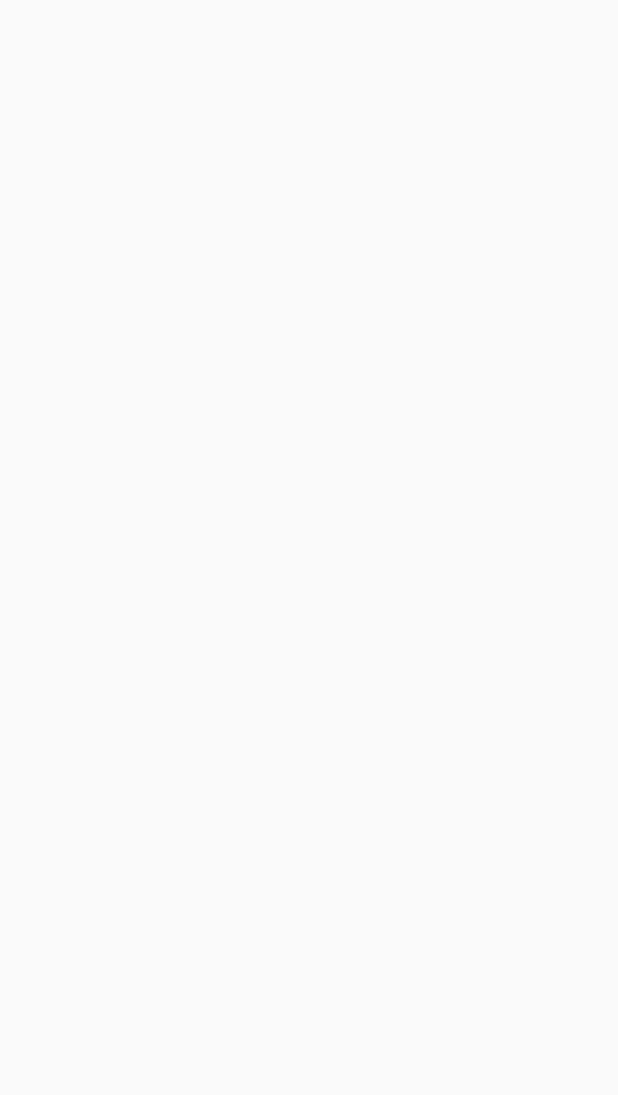
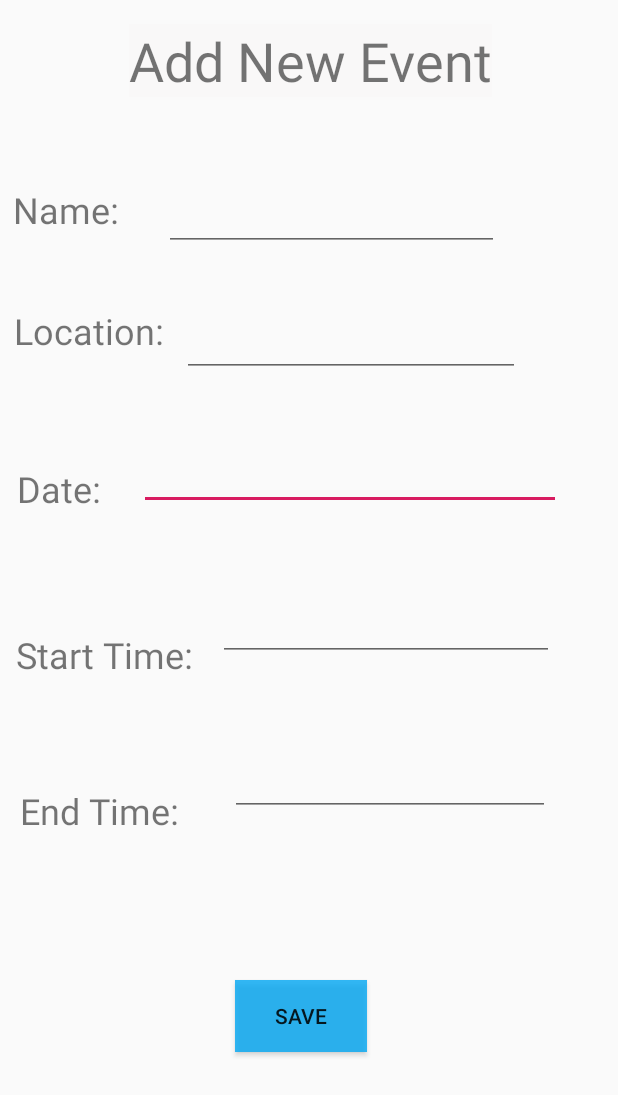
Before and after one commit to russe447/DailyJournal, an Android app: the AddEventActivity screen opened directly, with no data from a screen before it, on a phone screen of 412 x 824 dp. Before the commit the part shown is empty. Shown: the top 1095 px of the screen. Run offline under Robolectric (Android 15) with nearby library versions, the phone set to English and light mode, and no system bars.

Commit message:
added add event form

```diff
--- a/app/src/main/java/com/example/dailyjournal/AddEventActivity.kt
+++ b/app/src/main/java/com/example/dailyjournal/AddEventActivity.kt
@@ -2,29 +2,23 @@ package com.example.dailyjournal
 
 import android.content.Intent
 import android.os.Bundle
+import android.widget.Button
 import androidx.appcompat.app.AppCompatActivity
 
 class AddEventActivity : AppCompatActivity() {
 
+    private var eventSaveBtn: Button? = null
+
     override fun onCreate(savedInstanceState: Bundle?) {
         super.onCreate(savedInstanceState)
-        //setContentView(R.layout.activity_text_entry)
+        setContentView(R.layout.event_form)
 
-        imageUpload()
+        eventSaveBtn = findViewById<Button>(R.id.eventSave)
+
+        eventSaveBtn!!.setOnClickListener {
+            //TODO: Link to calendar activity and firebase
+            val eventIntent = Intent(this@AddEventActivity, HomeScreenActivity::class.java)
+            startActivity(eventIntent)
+        }
     }
-
-    private fun imageUpload() {
-
-        val imageIntent = Intent(Intent.ACTION_PICK)
-        imageIntent.type = "image/*"
-        startActivityForResult(Intent.createChooser(imageIntent, "Choose Picture"), PICK_IMAGE_REQUEST)
-
-    }
-
-    companion object {
-        private val PICK_IMAGE_REQUEST = 1000;
-    }
-
-
-
 }
--- a/app/src/main/java/com/example/dailyjournal/AddTextEntryActivity.kt
+++ b/app/src/main/java/com/example/dailyjournal/AddTextEntryActivity.kt
@@ -1,17 +1,23 @@
 package com.example.dailyjournal
 
+import android.content.Intent
 import android.os.Bundle
+import android.widget.Button
 import androidx.appcompat.app.AppCompatActivity
 
 class AddTextEntryActivity : AppCompatActivity() {
+    private var saveBtn: Button? = null
+
     override fun onCreate(savedInstanceState: Bundle?) {
         super.onCreate(savedInstanceState)
         setContentView(R.layout.activity_text_entry)
 
+        saveBtn = findViewById<Button>(R.id.saveButton)
 
-
-
+        saveBtn!!.setOnClickListener {
+            //TODO: integrate with calendar activity and firebase
+            val homeIntent = Intent(this@AddTextEntryActivity, HomeScreenActivity::class.java)
+            startActivity(homeIntent)
+        }
     }
-
-
 }
--- a/app/src/main/res/layout/activity_text_entry.xml
+++ b/app/src/main/res/layout/activity_text_entry.xml
@@ -28,7 +28,7 @@
         android:layout_marginStart="162dp"
         android:layout_marginTop="16dp"
         android:layout_marginEnd="162dp"
-        android:background="#03A9F4"
+        android:background="#CD03A9F4"
         android:text="Save"
         app:layout_constraintEnd_toEndOf="parent"
         app:layout_constraintHorizontal_bias="1.0"
--- /dev/null
+++ b/app/src/main/res/layout/event_form.xml
@@ -0,0 +1,188 @@
+<?xml version="1.0" encoding="utf-8"?>
+<androidx.constraintlayout.widget.ConstraintLayout xmlns:android="http://schemas.android.com/apk/res/android"
+    xmlns:app="http://schemas.android.com/apk/res-auto"
+    xmlns:tools="http://schemas.android.com/tools"
+    android:id="@+id/linearLayout2"
+    android:layout_width="match_parent"
+    android:layout_height="match_parent"
+    android:orientation="vertical">
+
+    <TextView
+        android:id="@+id/textView3"
+        android:layout_width="wrap_content"
+        android:layout_height="wrap_content"
+        android:layout_marginStart="85dp"
+        android:layout_marginTop="16dp"
+        android:layout_marginEnd="84dp"
+        android:background="#37F3F1F1"
+        android:text="Add New Event"
+        android:textSize="36sp"
+        app:layout_constraintEnd_toEndOf="parent"
+        app:layout_constraintStart_toStartOf="parent"
+        app:layout_constraintTop_toTopOf="parent" />
+
+    <TextView
+        android:id="@+id/textView4"
+        android:layout_width="wrap_content"
+        android:layout_height="wrap_content"
+        android:layout_marginStart="9dp"
+        android:layout_marginTop="123dp"
+        android:layout_marginEnd="333dp"
+        android:layout_marginBottom="48dp"
+        android:text="Name:"
+        android:textSize="24sp"
+        app:layout_constraintBottom_toTopOf="@+id/textView5"
+        app:layout_constraintEnd_toEndOf="parent"
+        app:layout_constraintStart_toStartOf="parent"
+        app:layout_constraintTop_toTopOf="parent" />
+
+    <TextView
+        android:id="@+id/textView5"
+        android:layout_width="wrap_content"
+        android:layout_height="wrap_content"
+        android:layout_marginStart="9dp"
+        android:layout_marginTop="48dp"
+        android:layout_marginEnd="303dp"
+        android:text="Location:"
+        android:textSize="24sp"
+        app:layout_constraintEnd_toEndOf="parent"
+        app:layout_constraintStart_toStartOf="parent"
+        app:layout_constraintTop_toBottomOf="@+id/textView4" />
+
+    <EditText
+        android:id="@+id/date"
+        android:layout_width="281dp"
+        android:layout_height="49dp"
+        android:layout_marginStart="16dp"
+        android:layout_marginTop="35dp"
+        android:layout_marginEnd="36dp"
+        android:layout_marginBottom="24dp"
+        android:ems="10"
+        android:inputType="date"
+        android:textSize="24sp"
+        app:layout_constraintBottom_toTopOf="@+id/start_time"
+        app:layout_constraintEnd_toEndOf="parent"
+        app:layout_constraintStart_toEndOf="@+id/textView6"
+        app:layout_constraintTop_toBottomOf="@+id/textView5" />
+
+    <TextView
+        android:id="@+id/textView6"
+        android:layout_width="wrap_content"
+        android:layout_height="wrap_content"
+        android:layout_marginStart="9dp"
+        android:layout_marginTop="48dp"
+        android:layout_marginEnd="8dp"
+        android:layout_marginBottom="53dp"
+        android:text="Date:"
+        android:textSize="24sp"
+        app:layout_constraintBottom_toTopOf="@+id/textView7"
+        app:layout_constraintEnd_toStartOf="@+id/date"
+        app:layout_constraintStart_toStartOf="parent"
+        app:layout_constraintTop_toBottomOf="@+id/textView5" />
+
+    <TextView
+        android:id="@+id/textView7"
+        android:layout_width="wrap_content"
+        android:layout_height="wrap_content"
+        android:layout_marginStart="9dp"
+        android:layout_marginTop="48dp"
+        android:layout_marginEnd="8dp"
+        android:layout_marginBottom="8dp"
+        android:text="Start Time:"
+        android:textSize="24sp"
+        app:layout_constraintBottom_toTopOf="@+id/textView8"
+        app:layout_constraintEnd_toStartOf="@+id/start_time"
+        app:layout_constraintStart_toStartOf="parent"
+        app:layout_constraintTop_toBottomOf="@+id/date" />
+
+    <TextView
+        android:id="@+id/textView8"
+        android:layout_width="wrap_content"
+        android:layout_height="wrap_content"
+        android:layout_marginStart="9dp"
+        android:layout_marginTop="32dp"
+        android:layout_marginEnd="24dp"
+        android:layout_marginBottom="235dp"
+        android:text="End Time:"
+        android:textSize="24sp"
+        app:layout_constraintBottom_toBottomOf="parent"
+        app:layout_constraintEnd_toStartOf="@+id/end_time"
+        app:layout_constraintStart_toStartOf="parent"
+        app:layout_constraintTop_toBottomOf="@+id/textView7" />
+
+    <EditText
+        android:id="@+id/start_time"
+        android:layout_width="224dp"
+        android:layout_height="50dp"
+        android:layout_marginStart="8dp"
+        android:layout_marginTop="8dp"
+        android:layout_marginEnd="41dp"
+        android:layout_marginBottom="8dp"
+        android:ems="10"
+        android:inputType="time"
+        app:layout_constraintBottom_toTopOf="@+id/end_time"
+        app:layout_constraintEnd_toEndOf="parent"
+        app:layout_constraintStart_toEndOf="@+id/textView7"
+        app:layout_constraintTop_toBottomOf="@+id/date" />
+
+    <EditText
+        android:id="@+id/end_time"
+        android:layout_width="wrap_content"
+        android:layout_height="wrap_content"
+        android:layout_marginStart="5dp"
+        android:layout_marginTop="32dp"
+        android:layout_marginEnd="41dp"
+        android:layout_marginBottom="85dp"
+        android:ems="10"
+        android:inputType="time"
+        app:layout_constraintBottom_toTopOf="@+id/eventSave"
+        app:layout_constraintEnd_toEndOf="parent"
+        app:layout_constraintStart_toEndOf="@+id/textView8"
+        app:layout_constraintTop_toBottomOf="@+id/start_time" />
+
+    <Button
+        android:id="@+id/eventSave"
+        android:layout_width="wrap_content"
+        android:layout_height="wrap_content"
+        android:layout_marginStart="156dp"
+        android:layout_marginTop="5dp"
+        android:layout_marginEnd="167dp"
+        android:layout_marginBottom="104dp"
+        android:background="#CD03A9F4"
+        android:text="save"
+        app:layout_constraintBottom_toBottomOf="parent"
+        app:layout_constraintEnd_toEndOf="parent"
+        app:layout_constraintStart_toStartOf="parent"
+        app:layout_constraintTop_toBottomOf="@+id/end_time" />
+
+    <EditText
+        android:id="@+id/editText6"
+        android:layout_width="223dp"
+        android:layout_height="51dp"
+        android:layout_marginStart="30dp"
+        android:layout_marginTop="44dp"
+        android:layout_marginEnd="79dp"
+        android:layout_marginBottom="16dp"
+        android:ems="10"
+        android:inputType="textPersonName"
+        app:layout_constraintBottom_toTopOf="@+id/editText7"
+        app:layout_constraintEnd_toEndOf="parent"
+        app:layout_constraintHorizontal_bias="0.0"
+        app:layout_constraintStart_toEndOf="@+id/textView4"
+        app:layout_constraintTop_toBottomOf="@+id/textView3" />
+
+    <EditText
+        android:id="@+id/editText7"
+        android:layout_width="225dp"
+        android:layout_height="53dp"
+        android:layout_marginStart="12dp"
+        android:layout_marginTop="8dp"
+        android:layout_marginEnd="66dp"
+        android:layout_marginBottom="32dp"
+        android:ems="10"
+        android:inputType="textPersonName"
+        app:layout_constraintBottom_toTopOf="@+id/date"
+        app:layout_constraintEnd_toEndOf="parent"
+        app:layout_constraintStart_toEndOf="@+id/textView5"
+        app:layout_constraintTop_toBottomOf="@+id/editText6" />
+</androidx.constraintlayout.widget.ConstraintLayout>
```
